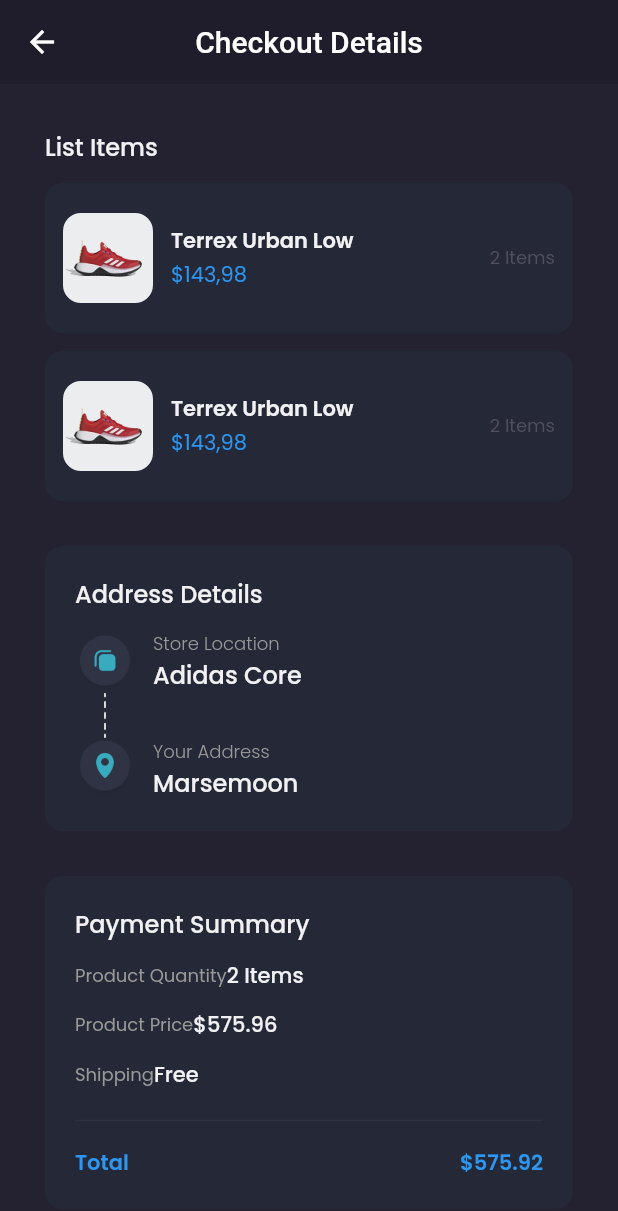
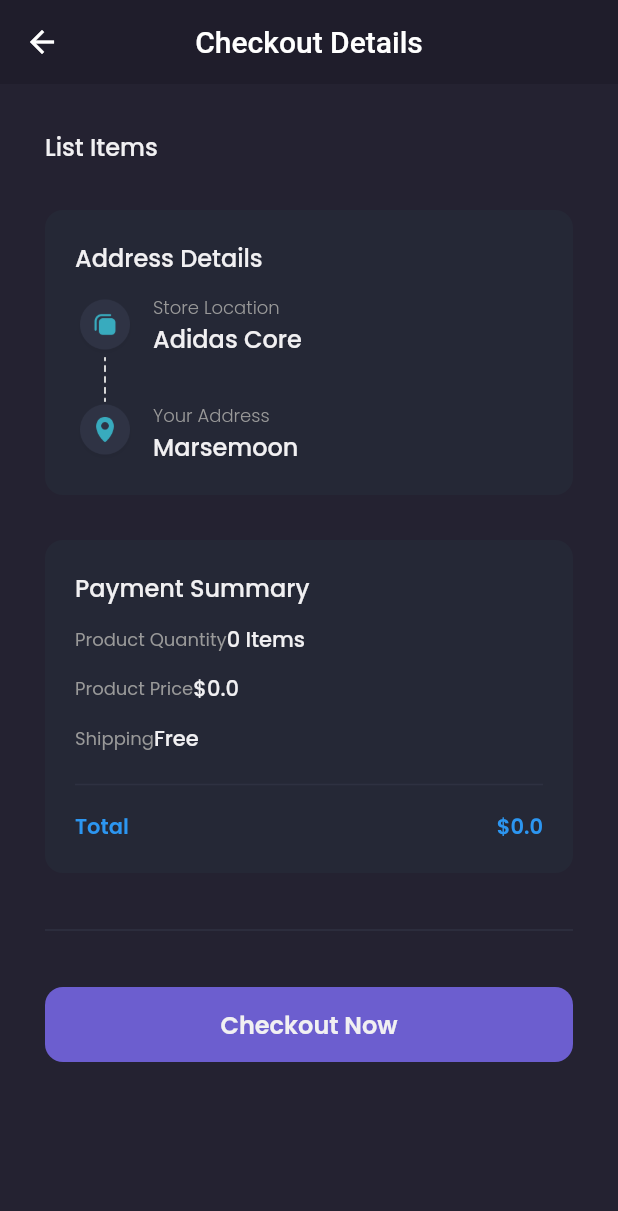
Before and after one commit to dzikrymh/flutter-shamo-app, a Flutter app: the CheckoutPage screen opened by its route, on a phone screen of 412 x 824 dp. Shown: the top 1211 px of the screen. Run offline on Flutter 3.47's test engine with Material 2 defaults, Android fonts, the phone set to English and light mode, and no system bars; our stand-ins replace google_fonts; missing offline and left inert: dart:js; accounts and stored records are empty; network calls fail.

Commit message:
part checkout cart

```diff
--- a/lib/pages/checkout_page.dart
+++ b/lib/pages/checkout_page.dart
@@ -1,10 +1,47 @@
 import 'package:flutter/material.dart';
+import 'package:provider/provider.dart';
+import 'package:shamo/providers/Transaction_provider.dart';
+import 'package:shamo/providers/auth_provider.dart';
+import 'package:shamo/providers/cart_provider.dart';
 import 'package:shamo/theme.dart';
 import 'package:shamo/widgets/checkout_cart.dart';
+import 'package:shamo/widgets/loading_button.dart';
 
-class CheckoutPage extends StatelessWidget {
+class CheckoutPage extends StatefulWidget {
+  @override
+  State<CheckoutPage> createState() => _CheckoutPageState();
+}
+
+class _CheckoutPageState extends State<CheckoutPage> {
+  bool isLoading = false;
+
   @override
   Widget build(BuildContext context) {
+    CartProvider cartProvider = Provider.of<CartProvider>(context);
+    TransactionProvider transactionProvider =
+        Provider.of<TransactionProvider>(context);
+    AuthProvider authProvider = Provider.of<AuthProvider>(context);
+
+    handleCheckout() async {
+      setState(() {
+        isLoading = true;
+      });
+
+      if (await transactionProvider.checkout(
+        authProvider.user.token,
+        cartProvider.carts,
+        cartProvider.totalPrice(),
+      )) {
+        cartProvider.carts = [];
+        Navigator.pushNamedAndRemoveUntil(
+            context, '/checkout-success', (route) => false);
+      }
+
+      setState(() {
+        isLoading = false;
+      });
+    }
+
     PreferredSizeWidget header() {
       return AppBar(
         backgroundColor: backgroundColor1,
@@ -37,8 +74,13 @@ class CheckoutPage extends StatelessWidget {
                     fontWeight: medium,
                   ),
                 ),
-                CheckoutCard(),
-                CheckoutCard(),
+                Column(
+                  children: cartProvider.carts
+                      .map(
+                        (cart) => CheckoutCard(cart),
+                      )
+                      .toList(),
+                ),
               ],
             ),
           ),
@@ -165,7 +207,7 @@ class CheckoutPage extends StatelessWidget {
                       ),
                     ),
                     Text(
-                      "2 Items",
+                      "${cartProvider.totalItem()} Items",
                       style: primaryTextStyle.copyWith(
                         fontWeight: medium,
                       ),
@@ -184,7 +226,7 @@ class CheckoutPage extends StatelessWidget {
                       ),
                     ),
                     Text(
-                      "\$575.96",
+                      "\$${cartProvider.totalPrice()}",
                       style: primaryTextStyle.copyWith(
                         fontWeight: medium,
                       ),
@@ -230,7 +272,7 @@ class CheckoutPage extends StatelessWidget {
                       ),
                     ),
                     Text(
-                      "\$575.92",
+                      "\$${cartProvider.totalPrice()}",
                       style: priceTextStyle.copyWith(
                         fontWeight: semiBold,
                       ),
@@ -251,17 +293,21 @@ class CheckoutPage extends StatelessWidget {
             thickness: 1,
             color: Color(0xff2E3141),
           ),
-          Container(
+          isLoading
+              ? Container(
+                  margin: EdgeInsets.only(
+                    bottom: defaultMargin,
+                  ),
+                  child: LoadingButton(),
+                )
+              : Container(
                   height: 50,
                   width: double.infinity,
                   margin: EdgeInsets.symmetric(
                     vertical: defaultMargin,
                   ),
                   child: TextButton(
-              onPressed: () {
-                Navigator.pushNamedAndRemoveUntil(
-                    context, '/checkout-success', (route) => false);
-              },
+                    onPressed: handleCheckout,
                     style: TextButton.styleFrom(
                       backgroundColor: primaryColor,
                       shape: RoundedRectangleBorder(
--- /dev/null
+++ b/lib/providers/transaction_provider.dart
@@ -0,0 +1,19 @@
+import 'package:flutter/material.dart';
+import 'package:shamo/models/cart_model.dart';
+import 'package:shamo/services/transaction_service.dart';
+
+class TransactionProvider with ChangeNotifier {
+  Future<bool> checkout(
+      String token, List<CartModel> carts, double totalPrice) async {
+    try {
+      if (await TransactionService().checkout(token, carts, totalPrice)) {
+        return true;
+      } else {
+        return false;
+      }
+    } catch (e) {
+      print(e);
+      return false;
+    }
+  }
+}
--- a/lib/widgets/checkout_cart.dart
+++ b/lib/widgets/checkout_cart.dart
@@ -1,7 +1,11 @@
 import 'package:flutter/material.dart';
+import 'package:shamo/models/cart_model.dart';
 import 'package:shamo/theme.dart';
 
 class CheckoutCard extends StatelessWidget {
+  final CartModel cart;
+  CheckoutCard(this.cart);
+
   @override
   Widget build(BuildContext context) {
     return Container(
@@ -24,8 +28,8 @@ class CheckoutCard extends StatelessWidget {
             decoration: BoxDecoration(
               borderRadius: BorderRadius.circular(12),
               image: DecorationImage(
-                image: AssetImage(
-                  'assets/image_shoes.png',
+                image: NetworkImage(
+                  cart.product.galleries[0].url,
                 ),
               ),
             ),
@@ -38,7 +42,7 @@ class CheckoutCard extends StatelessWidget {
               crossAxisAlignment: CrossAxisAlignment.start,
               children: [
                 Text(
-                  "Terrex Urban Low",
+                  cart.product.name,
                   style: primaryTextStyle.copyWith(
                     fontWeight: semiBold,
                   ),
@@ -48,7 +52,7 @@ class CheckoutCard extends StatelessWidget {
                   height: 2,
                 ),
                 Text(
-                  "\$143,98",
+                  "\$${cart.product.price}",
                   style: priceTextStyle,
                 ),
               ],
@@ -58,7 +62,7 @@ class CheckoutCard extends StatelessWidget {
             width: 12,
           ),
           Text(
-            "2 Items",
+            "${cart.quantity} Items",
             style: subtitleTextStyle.copyWith(
               fontSize: 12,
             ),
```
Also changed, not shown: lib/main.dart (+8 -0 lines), lib/pages/cart_page.dart (+14 -7 lines), lib/pages/product_page.dart (+6 -1 lines), lib/services/transaction_service.dart (added, +47 -0 lines), lib/widgets/cart_card.dart (renamed from lib/widgets/cart_cart.dart, +31 -8 lines). Lines whose indentation alone changed are shown as unchanged.
